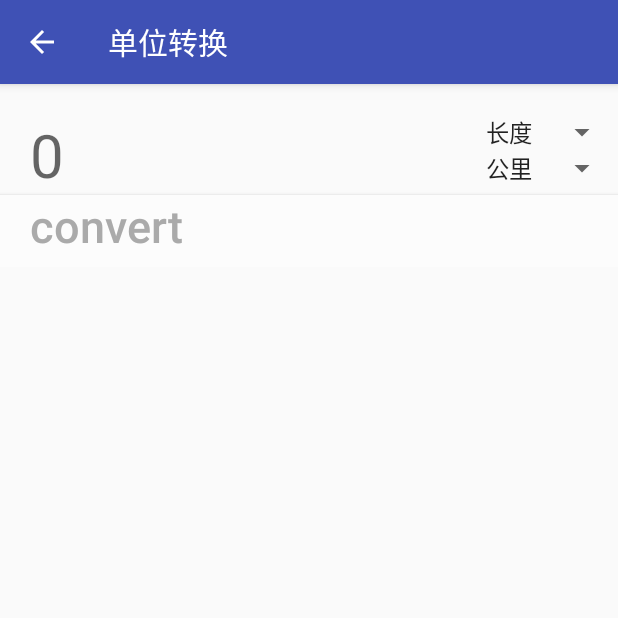
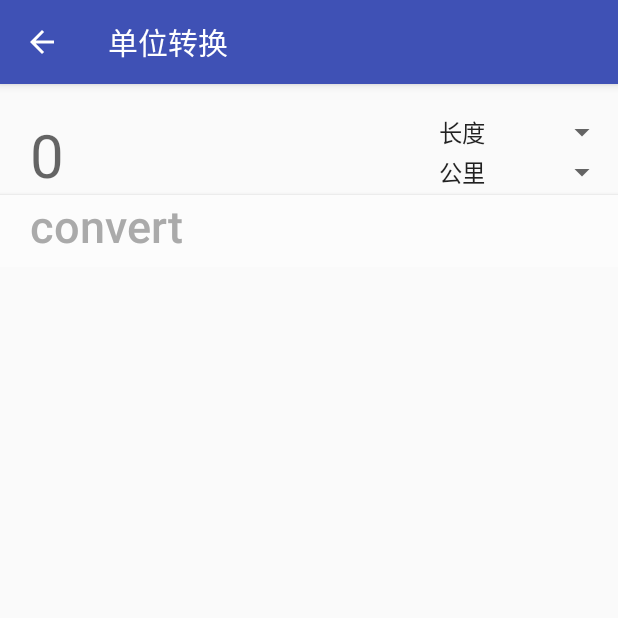
Before and after one commit to yuzlee/AndroidCourse, an Android app: the UnitConversionActivity screen opened directly, with no data from a screen before it, on a phone screen of 412 x 824 dp, the top half of it. Run offline under Robolectric (Android 15) with nearby library versions, the phone set to English and light mode, and no system bars.

Commit message:
[calculator] update Unit Conversion UI

```diff
--- a/Calculator/app/src/main/java/rolrence/calculator/UnitConversionActivity.kt
+++ b/Calculator/app/src/main/java/rolrence/calculator/UnitConversionActivity.kt
@@ -59,7 +59,7 @@ class UnitConversionActivity : AppCompatActivity() {
                     val msg = Message()
                     val bundle = Bundle()
                     bundle.putStringArray("converter", MeasureUnit.list(inputType, input, inputUnit).map {
-                        "$input $inputType = ${it.value} ${it.key}"
+                        "$input $inputUnit = ${it.value} ${it.key}"
                     }.toTypedArray())
                     msg.data = bundle
                     h.sendMessage(msg)
--- a/Calculator/app/src/main/res/layout/activity_exchange_rate.xml
+++ b/Calculator/app/src/main/res/layout/activity_exchange_rate.xml
@@ -20,7 +20,7 @@
             android:layout_columnWeight="5"
             android:background="@null"
             android:hint="0"
-            android:inputType="number"
+            android:inputType="numberDecimal"
             android:paddingLeft="20dp"
             android:textSize="40sp" />
 
--- a/Calculator/app/src/main/res/layout/activity_unit_conversion.xml
+++ b/Calculator/app/src/main/res/layout/activity_unit_conversion.xml
@@ -27,11 +27,15 @@
 
         <Spinner
             android:id="@+id/spinnerInputType"
-            android:entries="@array/unit_kind_list" />
+            android:entries="@array/unit_kind_list"
+            android:layout_gravity="fill"
+            android:gravity="end" />
 
         <Spinner
             android:id="@+id/spinnerInputUnit"
-            android:entries="@array/length_unit_list" />
+            android:entries="@array/length_unit_list"
+            android:layout_gravity="fill"
+            android:gravity="end" />
 
         <Button
             android:id="@+id/btnConvert"
```
